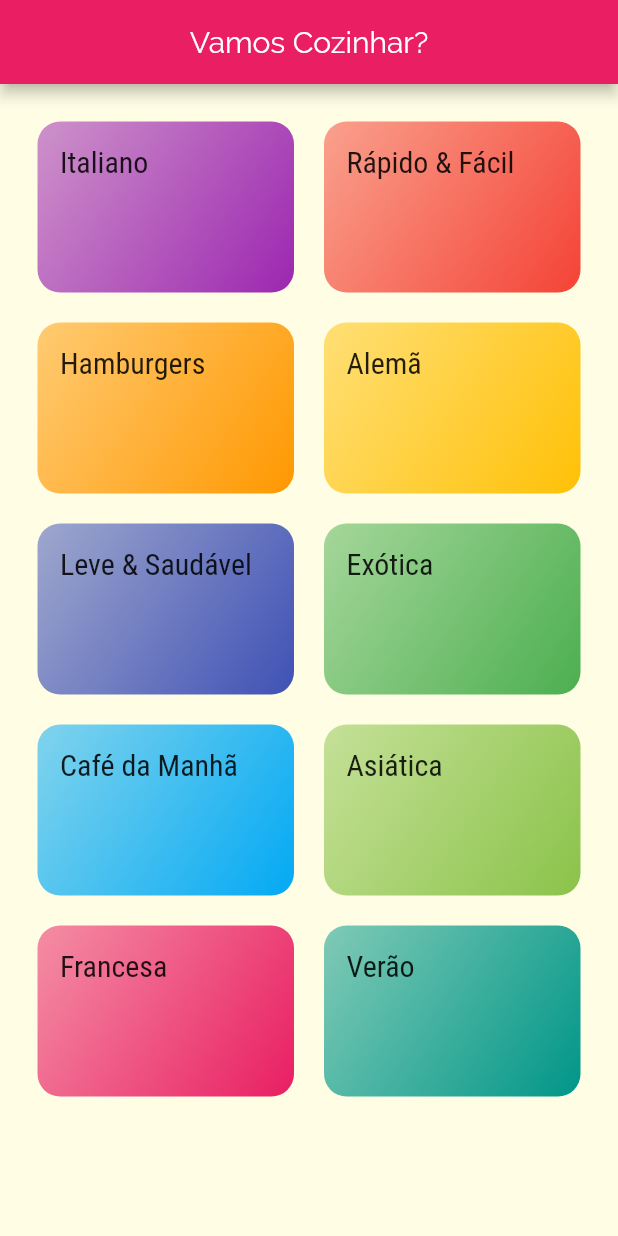
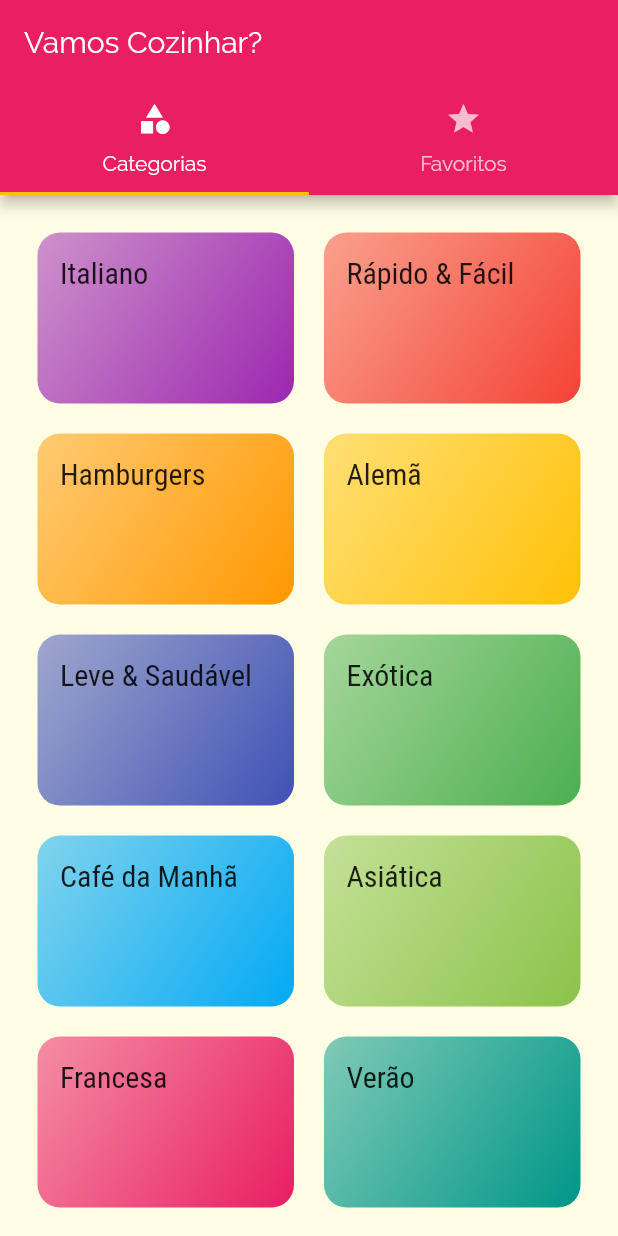
Before and after one commit to MrGabrielBP/meals, a Flutter app: the screen it shows after launch, on a phone screen of 412 x 824 dp. Run offline on Flutter 3.47's test engine with Material 2 defaults, Android fonts, the phone set to English and light mode, and no system bars.

Commit message:
adicionando TabBar na AppBar

```diff
--- a/lib/main.dart
+++ b/lib/main.dart
@@ -1,7 +1,7 @@
 import 'package:flutter/material.dart';
 import 'package:meals/screens/categories_meals_screen.dart';
 import 'package:meals/screens/meal_detail_screen.dart';
-import './screens/categories_screens.dart';
+import 'package:meals/screens/tabs_screen.dart';
 import 'utils/app_routes.dart';
 
 void main() => runApp(MyApp());
@@ -27,7 +27,7 @@ class MyApp extends StatelessWidget {
       //Cria rotas nomeadas.
       routes: {
         // rota '/': inicial
-        AppRoutes.HOME: (ctx) => CategoriesScreen(),
+        AppRoutes.HOME: (ctx) => TabsScreen(),
         AppRoutes.CATEGORIES_MEALS: (ctx) => CategoriesMealsScreen(),
         AppRoutes.MEAL_DETAIL: (ctx) => MealDetailScreen(),
       },
--- a/lib/screens/categories_screens.dart
+++ b/lib/screens/categories_screens.dart
@@ -6,12 +6,7 @@ class CategoriesScreen extends StatelessWidget {
   @override
   Widget build(BuildContext context) {
     //semelhante ao ListView, mas em forma de grade
-    return Scaffold(
-      appBar: AppBar(
-        title: Text('Vamos Cozinhar?'),
-        centerTitle: true,
-      ),
-      body: GridView(
+    return GridView(
       padding: const EdgeInsets.all(25),
       //GridDelegate é uma forma de delegar como a Grid será renderizada
       //Vai extender o CrossAxis
@@ -27,7 +22,6 @@ class CategoriesScreen extends StatelessWidget {
       children: DUMMY_CATEGORIES.map((cat) {
         return CategoryItem(cat);
       }).toList(),
-      ),
     );
   }
 }
--- /dev/null
+++ b/lib/screens/favorite_screen.dart
@@ -0,0 +1,10 @@
+import 'package:flutter/material.dart';
+
+class FavoriteScreen extends StatelessWidget {
+  @override
+  Widget build(BuildContext context) {
+    return Center(
+      child: Text('Minhas refeições favoritas'),
+    );
+  }
+}
--- /dev/null
+++ b/lib/screens/tabs_screen.dart
@@ -0,0 +1,39 @@
+import 'package:flutter/material.dart';
+import './categories_screens.dart';
+import './favorite_screen.dart';
+
+class TabsScreen extends StatelessWidget {
+  @override
+  Widget build(BuildContext context) {
+    //Usado para controle de abas.
+    return DefaultTabController(
+        length: 2, //quantas abas estão sendo definidas.
+        child: Scaffold(
+          appBar: AppBar(
+            title: Text('Vamos Cozinhar?'),
+            //parte inferior do Scaffold.
+            //TabBar
+            bottom: TabBar(
+              tabs: [
+                //Item do TabBar
+                Tab(
+                  icon: Icon(Icons.category),
+                  text: 'Categorias',
+                ),
+                Tab(
+                  icon: Icon(Icons.star),
+                  text: 'Favoritos',
+                )
+              ],
+            ),
+          ),
+          //creates a view with one child per tab.
+          body: TabBarView(
+            children: [
+              CategoriesScreen(),
+              FavoriteScreen(),
+            ],
+          ),
+        ));
+  }
+}
```
Lines whose indentation alone changed are shown as unchanged.
